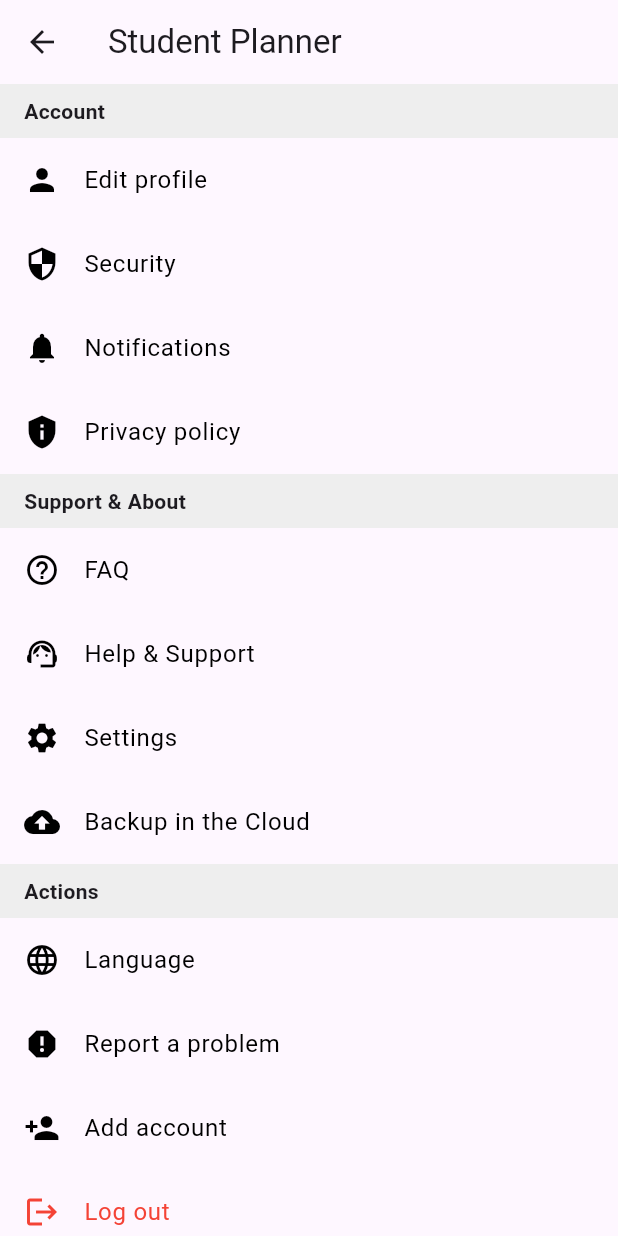
After one commit to spencerterogene/infoapp, a Flutter app: the MoreOptionsPage screen opened directly, on a phone screen of 412 x 824 dp. The commit adds this screen. Run offline on Flutter 3.47's test engine with Material 3 defaults, Android fonts, the light colour scheme and no system bars.

Commit message:
MoreOption

```diff
--- /dev/null
+++ b/lib/MoreOptions.dart
@@ -0,0 +1,58 @@
+import 'package:flutter/material.dart';
+
+class MoreOptionsPage extends StatelessWidget {
+  const MoreOptionsPage({super.key});
+
+  @override
+  Widget build(BuildContext context) {
+    return Scaffold(
+      appBar: AppBar(
+        title: const Text('Student Planner'),
+        leading: IconButton(
+          icon: const Icon(Icons.arrow_back),
+          onPressed: () => Navigator.of(context).pop(),
+        ),
+      ),
+      body: ListView(
+        children: [
+          _buildSectionTitle('Account'),
+          _buildSettingsItem(Icons.person, 'Edit profile'),
+          _buildSettingsItem(Icons.security, 'Security'),
+          _buildSettingsItem(Icons.notifications, 'Notifications'),
+          _buildSettingsItem(Icons.privacy_tip, 'Privacy policy'),
+
+          _buildSectionTitle('Support & About'),
+          _buildSettingsItem(Icons.help_outline, 'FAQ'),
+          _buildSettingsItem(Icons.support_agent, 'Help & Support'),
+          _buildSettingsItem(Icons.settings, 'Settings'),
+          _buildSettingsItem(Icons.backup, 'Backup in the Cloud'),
+
+          _buildSectionTitle('Actions'),
+          _buildSettingsItem(Icons.language, 'Language'),
+          _buildSettingsItem(Icons.report, 'Report a problem'),
+          _buildSettingsItem(Icons.person_add, 'Add account'),
+          _buildSettingsItem(Icons.logout, 'Log out', isDestructive: true),
+        ],
+      ),
+    );
+  }
+
+  Widget _buildSectionTitle(String title) {
+    return Container(
+      padding: const EdgeInsets.symmetric(vertical: 8, horizontal: 16),
+      color: Colors.grey[200],
+      child: Text(
+        title,
+        style: const TextStyle(fontWeight: FontWeight.bold),
+      ),
+    );
+  }
+
+  Widget _buildSettingsItem(IconData icon, String title, {bool isDestructive = false}) {
+    return ListTile(
+      leading: Icon(icon, color: isDestructive ? Colors.red : Colors.black),
+      title: Text(title, style: TextStyle(color: isDestructive ? Colors.red : Colors.black)),
+      onTap: () {},
+    );
+  }
+}
```
Also changed, not shown: lib/HomePage.dart (+9 -92 lines).
